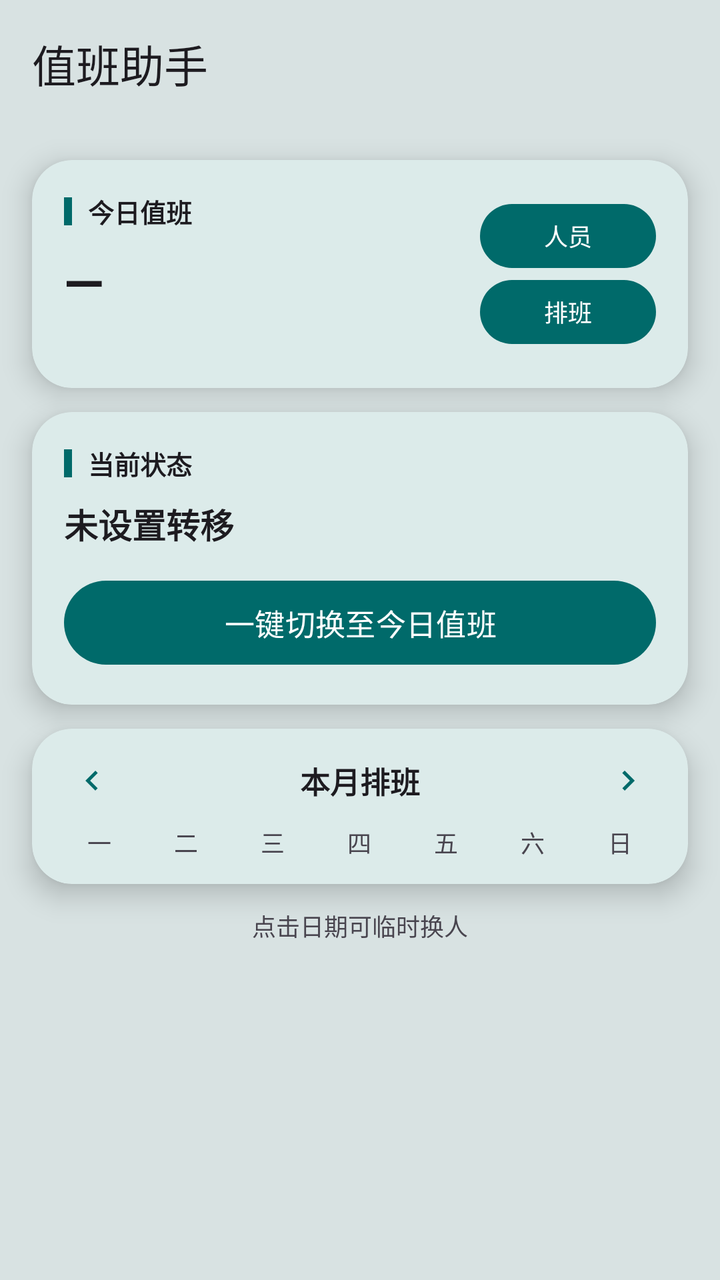
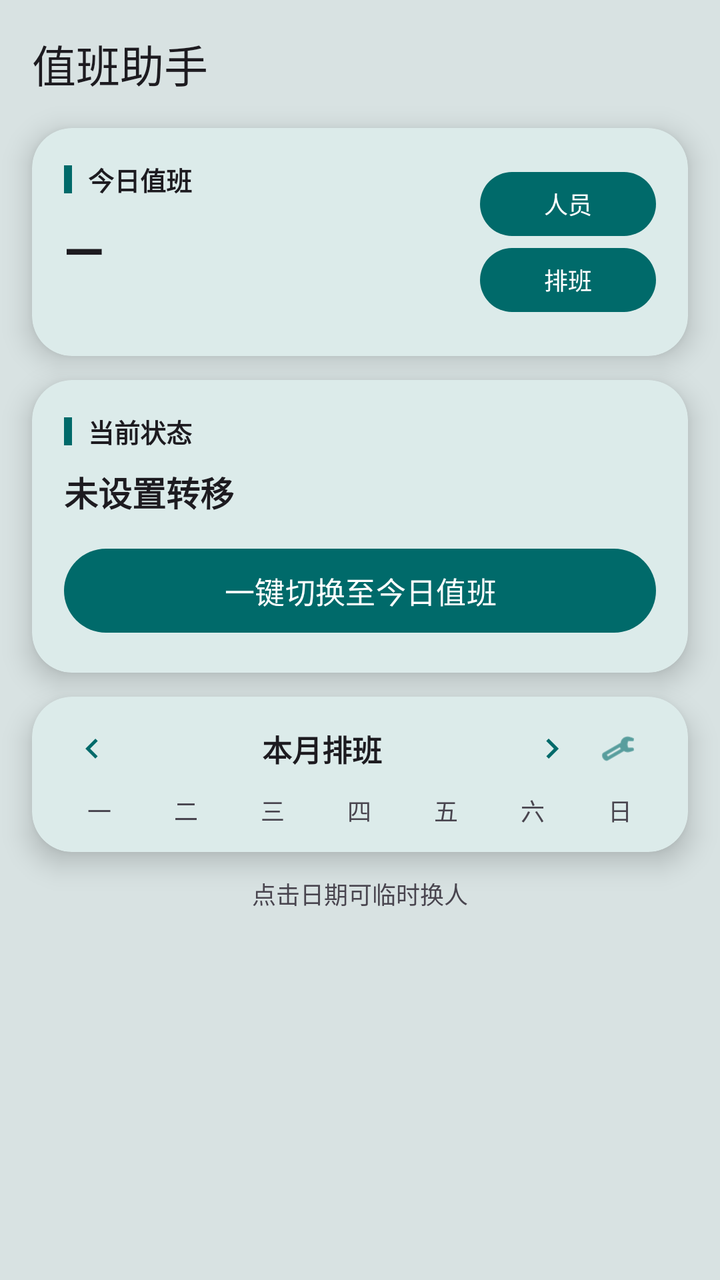

Two renders of the same Android screen: before a commit and after it. Below are the layout's source before the change and the commit's diff.
<!-- AndroidManifest.xml: application theme Theme.DutyCall -->
<!-- res/layout/activity_main.xml -->
<?xml version="1.0" encoding="utf-8"?>
<LinearLayout xmlns:android="http://schemas.android.com/apk/res/android"
    xmlns:app="http://schemas.android.com/apk/res-auto"
    android:layout_width="match_parent"
    android:layout_height="match_parent"
    android:orientation="vertical"
    android:clipChildren="false"
    android:clipToPadding="false"
    android:fitsSystemWindows="true">

    <com.google.android.material.appbar.MaterialToolbar
        android:id="@+id/toolbar"
        android:layout_width="match_parent"
        android:layout_height="?attr/actionBarSize"
        app:title="值班助手"
        app:titleTextAppearance="@style/TextAppearance.Material3.TitleLarge"
        android:background="@android:color/transparent" />

    
    <ScrollView
        android:layout_width="match_parent"
        android:layout_height="0dp"
        android:layout_weight="1"
        android:fillViewport="true"
        android:clipChildren="false"
        android:clipToPadding="false"
        android:paddingTop="16dp"
        android:paddingBottom="24dp">

        
        <LinearLayout
            android:layout_width="match_parent"
            android:layout_height="wrap_content"
            android:orientation="vertical"
            android:clipChildren="false"
            android:clipToPadding="false"
            android:paddingHorizontal="16dp">

            
            <com.google.android.material.card.MaterialCardView
                android:layout_width="match_parent"
                android:layout_height="wrap_content"
                app:cardBackgroundColor="?attr/colorSurface"
                app:cardCornerRadius="20dp"
                app:cardElevation="8dp"
                app:strokeWidth="0dp">

                <LinearLayout
                    android:layout_width="match_parent"
                    android:layout_height="wrap_content"
                    android:orientation="horizontal"
                    android:padding="16dp">

                    <LinearLayout
                        android:layout_width="0dp"
                        android:layout_height="wrap_content"
                        android:layout_weight="1"
                        android:orientation="vertical">

                        <LinearLayout
                            android:layout_width="match_parent"
                            android:layout_height="wrap_content"
                            android:orientation="horizontal"
                            android:gravity="center_vertical">
                            <View
                                android:layout_width="4dp"
                                android:layout_height="14dp"
                                android:background="@color/md_primary" />
                            <TextView
                                android:layout_width="wrap_content"
                                android:layout_height="wrap_content"
                                android:layout_marginStart="8dp"
                                android:text="今日值班"
                                android:textColor="?android:attr/textColorPrimary"
                                android:textSize="13sp"
                                android:textStyle="bold" />
                        </LinearLayout>

                        <TextView
                            android:id="@+id/tv_today_person"
                            android:layout_width="wrap_content"
                            android:layout_height="wrap_content"
                            android:layout_marginTop="8dp"
                            android:text="—"
                            android:textColor="?android:attr/textColorPrimary"
                            android:textSize="26sp"
                            android:textStyle="bold" />

                        <TextView
                            android:id="@+id/tv_today_date"
                            android:layout_width="wrap_content"
                            android:layout_height="wrap_content"
                            android:layout_marginTop="2dp"
                            android:textColor="?android:attr/textColorSecondary"
                            android:textSize="13sp" />

                        <TextView
                            android:id="@+id/tv_today_phone"
                            android:layout_width="wrap_content"
                            android:layout_height="wrap_content"
                            android:layout_marginTop="2dp"
                            android:textColor="?android:attr/textColorSecondary"
                            android:textSize="13sp"
                            android:visibility="gone" />
                    </LinearLayout>

                    <LinearLayout
                        android:layout_width="wrap_content"
                        android:layout_height="match_parent"
                        android:orientation="vertical"
                        android:gravity="center_vertical">

                        <com.google.android.material.button.MaterialButton
                            android:id="@+id/btn_people_manage"
                            style="@style/Widget.Material3.Button"
                            android:layout_width="wrap_content"
                            android:layout_height="wrap_content"
                            android:minHeight="32dp"
                            android:insetTop="0dp"
                            android:insetBottom="0dp"
                            android:text="人员"
                            android:textSize="12sp"
                            android:textColor="@color/action_text"
                            app:backgroundTint="@color/action_bg" />

                        <com.google.android.material.button.MaterialButton
                            android:id="@+id/btn_schedule_manage"
                            style="@style/Widget.Material3.Button"
                            android:layout_width="wrap_content"
                            android:layout_height="wrap_content"
                            android:layout_marginTop="6dp"
                            android:minHeight="32dp"
                            android:insetTop="0dp"
                            android:insetBottom="0dp"
                            android:text="排班"
                            android:textSize="12sp"
                            android:textColor="@color/action_text"
                            app:backgroundTint="@color/action_bg" />
                    </LinearLayout>

                </LinearLayout>
            </com.google.android.material.card.MaterialCardView>

            
            <com.google.android.material.card.MaterialCardView
                android:layout_width="match_parent"
                android:layout_height="wrap_content"
                android:layout_marginTop="12dp"
                app:cardBackgroundColor="?attr/colorSurface"
                app:cardCornerRadius="20dp"
                app:cardElevation="8dp"
                app:strokeWidth="0dp">

                <LinearLayout
                    android:layout_width="match_parent"
                    android:layout_height="wrap_content"
                    android:orientation="vertical"
                    android:padding="16dp">

                    <LinearLayout
                        android:layout_width="match_parent"
                        android:layout_height="wrap_content"
                        android:orientation="horizontal"
                        android:gravity="center_vertical">
                        <View
                            android:layout_width="4dp"
                            android:layout_height="14dp"
                            android:background="@color/md_primary" />
                        <TextView
                            android:layout_width="wrap_content"
                            android:layout_height="wrap_content"
                            android:layout_marginStart="8dp"
                            android:text="当前状态"
                            android:textColor="?android:attr/textColorPrimary"
                            android:textSize="13sp"
                            android:textStyle="bold" />
                    </LinearLayout>

                    <TextView
                        android:id="@+id/tv_state_value"
                        android:layout_width="match_parent"
                        android:layout_height="wrap_content"
                        android:layout_marginTop="8dp"
                        android:text="未设置转移"
                        android:textColor="?android:attr/textColorPrimary"
                        android:textSize="17sp"
                        android:textStyle="bold"
                        android:background="?attr/selectableItemBackground" />

                    <TextView
                        android:id="@+id/tv_state_time"
                        android:layout_width="match_parent"
                        android:layout_height="wrap_content"
                        android:layout_marginTop="2dp"
                        android:textColor="?android:attr/textColorSecondary"
                        android:textSize="12sp"
                        android:visibility="gone" />

                    <com.google.android.material.button.MaterialButton
                        android:id="@+id/btn_action"
                        android:layout_width="match_parent"
                        android:layout_height="wrap_content"
                        android:layout_marginTop="12dp"
                        android:paddingVertical="10dp"
                        android:text="一键切换至今日值班"
                        android:textColor="@color/action_text"
                        android:textSize="15sp"
                        app:backgroundTint="@color/action_bg" />

                </LinearLayout>
            </com.google.android.material.card.MaterialCardView>

            
            <com.google.android.material.card.MaterialCardView
                android:layout_width="match_parent"
                android:layout_height="wrap_content"
                android:layout_marginTop="12dp"
                app:cardBackgroundColor="?attr/colorSurface"
                app:cardCornerRadius="20dp"
                app:cardElevation="8dp"
                app:strokeWidth="0dp">

                
                <LinearLayout
                    android:layout_width="match_parent"
                    android:layout_height="wrap_content"
                    android:orientation="vertical"
                    android:paddingStart="12dp"
                    android:paddingEnd="12dp"
                    android:paddingTop="8dp"
                    android:paddingBottom="8dp">

                    <LinearLayout
                        android:layout_width="match_parent"
                        android:layout_height="wrap_content"
                        android:orientation="horizontal"
                        android:gravity="center_vertical">

                        <ImageView
                            android:id="@+id/btn_prev_month"
                            android:layout_width="36dp"
                            android:layout_height="36dp"
                            android:padding="8dp"
                            android:background="?attr/selectableItemBackgroundBorderless"
                            android:src="@drawable/ic_arrow_left"
                            app:tint="?attr/colorPrimary" />

                        <TextView
                            android:id="@+id/tv_calendar_title"
                            android:layout_width="0dp"
                            android:layout_height="wrap_content"
                            android:layout_weight="1"
                            android:gravity="center"
                            android:text="本月排班"
                            android:textColor="?android:attr/textColorPrimary"
                            android:textSize="15sp"
                            android:textStyle="bold" />

                        <ImageView
                            android:id="@+id/btn_next_month"
                            android:layout_width="36dp"
                            android:layout_height="36dp"
                            android:padding="8dp"
                            android:background="?attr/selectableItemBackgroundBorderless"
                            android:src="@drawable/ic_arrow_right"
                            app:tint="?attr/colorPrimary" />
                    </LinearLayout>

                    <LinearLayout
                        android:layout_width="match_parent"
                        android:layout_height="wrap_content"
                        android:layout_marginTop="4dp"
                        android:orientation="horizontal">
                        <TextView android:layout_width="0dp" android:layout_height="wrap_content" android:layout_weight="1" android:gravity="center" android:text="一" android:textSize="12sp" android:textColor="?android:attr/textColorSecondary"/>
                        <TextView android:layout_width="0dp" android:layout_height="wrap_content" android:layout_weight="1" android:gravity="center" android:text="二" android:textSize="12sp" android:textColor="?android:attr/textColorSecondary"/>
                        <TextView android:layout_width="0dp" android:layout_height="wrap_content" android:layout_weight="1" android:gravity="center" android:text="三" android:textSize="12sp" android:textColor="?android:attr/textColorSecondary"/>
                        <TextView android:layout_width="0dp" android:layout_height="wrap_content" android:layout_weight="1" android:gravity="center" android:text="四" android:textSize="12sp" android:textColor="?android:attr/textColorSecondary"/>
                        <TextView android:layout_width="0dp" android:layout_height="wrap_content" android:layout_weight="1" android:gravity="center" android:text="五" android:textSize="12sp" android:textColor="?android:attr/textColorSecondary"/>
                        <TextView android:layout_width="0dp" android:layout_height="wrap_content" android:layout_weight="1" android:gravity="center" android:text="六" android:textSize="12sp" android:textColor="?android:attr/textColorSecondary"/>
                        <TextView android:layout_width="0dp" android:layout_height="wrap_content" android:layout_weight="1" android:gravity="center" android:text="日" android:textSize="12sp" android:textColor="?android:attr/textColorSecondary"/>
                    </LinearLayout>

                    <androidx.recyclerview.widget.RecyclerView
                        android:id="@+id/recycler_calendar"
                        android:layout_width="match_parent"
                        android:layout_height="wrap_content"
                        android:layout_marginTop="4dp"
                        android:nestedScrollingEnabled="false" />

                </LinearLayout>
            </com.google.android.material.card.MaterialCardView>

            <TextView
                android:layout_width="match_parent"
                android:layout_height="wrap_content"
                android:layout_marginTop="12dp"
                android:text="点击日期可临时换人"
                android:textSize="12sp"
                android:textColor="?android:attr/textColorSecondary"
                android:gravity="center" />

        </LinearLayout>
    </ScrollView>

</LinearLayout>
<!-- resources referenced by this layout -->
<resources>
  <color name="action_bg">#006A6A</color>
  <color name="action_text">#FFFFFF</color>
  <color name="md_primary">#006A6A</color>
  <!-- drawable ic_arrow_left (drawable) -->
  <vector xmlns:android="http://schemas.android.com/apk/res/android"
      android:width="24dp"
      android:height="24dp"
      android:viewportWidth="24"
      android:viewportHeight="24">
      <path
          android:fillColor="#000000"
          android:pathData="M15.41,7.41L14,6l-6,6 6,6 1.41,-1.41L10.83,12z"/>
  </vector>
  <!-- drawable ic_arrow_right (drawable) -->
  <vector xmlns:android="http://schemas.android.com/apk/res/android"
      android:width="24dp"
      android:height="24dp"
      android:viewportWidth="24"
      android:viewportHeight="24">
      <path
          android:fillColor="#000000"
          android:pathData="M10,6L8.59,7.41 13.17,12l-4.58,4.59L10,18l6,-6z"/>
  </vector>
  <style name="Theme.DutyCall" parent="Theme.Material3.DayNight.NoActionBar">
          <item name="android:windowBackground">@color/app_bg</item>
          <item name="colorPrimary">@color/md_primary</item>
          <item name="colorOnPrimary">@color/md_on_primary</item>
          <item name="colorPrimaryContainer">@color/md_primary_container</item>
          <item name="colorOnPrimaryContainer">@color/md_on_primary_container</item>
          <item name="colorSecondary">@color/md_secondary</item>
          <item name="colorOnSecondary">@color/md_on_secondary</item>
          <item name="colorSecondaryContainer">@color/md_secondary_container</item>
          <item name="colorOnSecondaryContainer">@color/md_on_secondary_container</item>
          <item name="colorSurface">@color/md_surface</item>
          <item name="colorOnSurface">@color/md_on_surface</item>
          <item name="colorSurfaceVariant">@color/md_surface_variant</item>
          <item name="colorOnSurfaceVariant">@color/md_on_surface_variant</item>
          <item name="colorOutline">@color/md_outline</item>
          <item name="colorError">@color/md_error</item>
          <item name="colorOnError">@color/md_on_error</item>
          <item name="colorErrorContainer">@color/md_error_container</item>
          <item name="colorOnErrorContainer">@color/md_on_error_container</item>
      </style>
  <color name="app_bg">#D8E2E2</color>
  <color name="md_on_primary">#FFFFFF</color>
  <color name="md_primary_container">#6FF7F6</color>
  <color name="md_on_primary_container">#002020</color>
  <color name="md_secondary">#4A6363</color>
  <color name="md_on_secondary">#FFFFFF</color>
  <color name="md_secondary_container">#CCE8E7</color>
  <color name="md_on_secondary_container">#051F1F</color>
  <color name="md_surface">#FAFDFC</color>
  <color name="md_on_surface">#191C1C</color>
  <color name="md_surface_variant">#DAE5E4</color>
  <color name="md_on_surface_variant">#3F4948</color>
  <color name="md_outline">#6F7979</color>
  <color name="md_error">#BA1A1A</color>
  <color name="md_on_error">#FFFFFF</color>
  <color name="md_error_container">#FFDAD6</color>
  <color name="md_on_error_container">#410002</color>
</resources>

<!-- the commit's change to res/layout/activity_main.xml (unified diff, before → after) -->
@@ -24,7 +24,7 @@
         android:fillViewport="true"
         android:clipChildren="false"
         android:clipToPadding="false"
-        android:paddingTop="16dp"
+        android:paddingTop="0dp"
         android:paddingBottom="24dp">
 
         
@@ -264,6 +264,17 @@
                             android:background="?attr/selectableItemBackgroundBorderless"
                             android:src="@drawable/ic_arrow_right"
                             app:tint="?attr/colorPrimary" />
+
+                        <ImageView
+                            android:id="@+id/btn_fine_tune"
+                            android:layout_width="30dp"
+                            android:layout_height="30dp"
+                            android:layout_marginEnd="8dp"
+                            android:padding="6dp"
+                            android:background="?attr/selectableItemBackgroundBorderless"
+                            android:src="@android:drawable/ic_menu_preferences"
+                            app:tint="?attr/colorPrimary" />
+
                     </LinearLayout>
 
                     <LinearLayout
